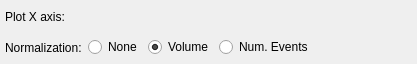
First picture: the form in Code/Mantid/MantidQt/SliceViewer/inc/MantidQtSliceViewer/LinePlotOptions.ui, repository mantidproject/mantid, before the edit.
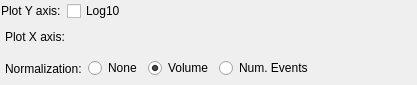
Second picture: the form after the edit.

Patch:
```diff
--- a/Code/Mantid/MantidQt/SliceViewer/inc/MantidQtSliceViewer/LinePlotOptions.ui
+++ b/Code/Mantid/MantidQt/SliceViewer/inc/MantidQtSliceViewer/LinePlotOptions.ui
@@ -7,7 +7,7 @@
     <x>0</x>
     <y>0</y>
     <width>417</width>
-    <height>64</height>
+    <height>85</height>
    </rect>
   </property>
   <property name="windowTitle">
@@ -20,12 +20,43 @@
    <property name="margin">
     <number>1</number>
    </property>
+   <item>
+    <layout class="QHBoxLayout" name="horizontalLayout_3">
+     <item>
+      <widget class="QLabel" name="label_3">
+       <property name="text">
+        <string>Plot Y axis:</string>
+       </property>
+      </widget>
+     </item>
+     <item>
+      <widget class="QCheckBox" name="ckLog10">
+       <property name="text">
+        <string>Log10 </string>
+       </property>
+       <property name="checked">
+        <bool>false</bool>
+       </property>
+      </widget>
+     </item>
+     <item>
+      <spacer name="horizontalSpacer_2">
+       <property name="orientation">
+        <enum>Qt::Horizontal</enum>
+       </property>
+       <property name="sizeHint" stdset="0">
+        <size>
+         <width>40</width>
+         <height>20</height>
+        </size>
+       </property>
+      </spacer>
+     </item>
+    </layout>
+   </item>
    <item>
     <widget class="QWidget" name="widgetPlotAxis" native="true">
      <layout class="QHBoxLayout" name="horizontalLayout">
-      <property name="spacing">
-       <number>6</number>
-      </property>
       <property name="margin">
        <number>4</number>
       </property>
```
